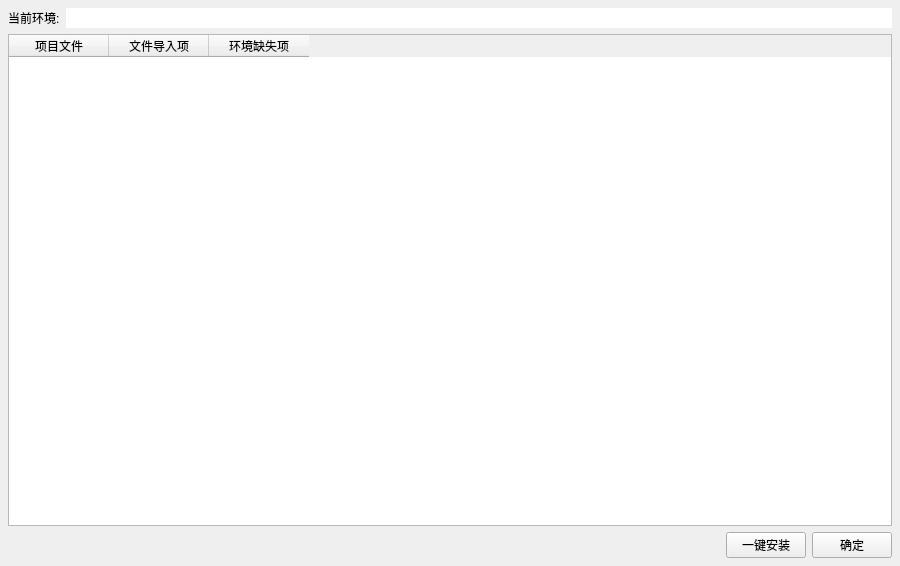
First picture: the form in ui/imports_check.ui, repository hrpzcf/AwesomePyKit, before the edit.
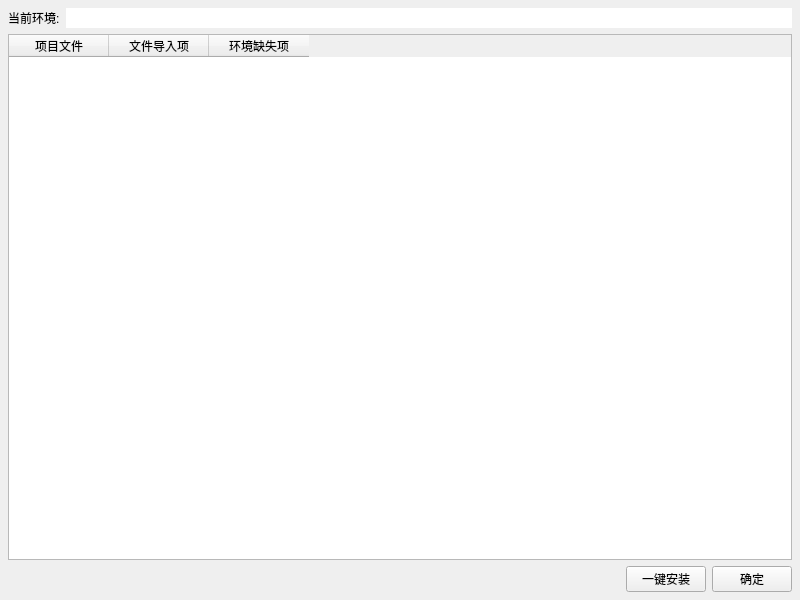
Second picture: the form after the edit.

Commit message: 环境检查窗口、包下载器窗口、包下载状态窗口的 ui 文件中窗口类型改为 QMainWindow

Diff of the .ui file:
```diff
--- a/ui/imports_check.ui
+++ b/ui/imports_check.ui
@@ -1,7 +1,7 @@
 <?xml version="1.0" encoding="UTF-8"?>
 <ui version="4.0">
  <class>imports_check</class>
- <widget class="QWidget" name="imports_check">
+ <widget class="QMainWindow" name="imports_check">
   <property name="windowModality">
    <enum>Qt::ApplicationModal</enum>
   </property>
@@ -9,19 +9,23 @@
    <rect>
     <x>0</x>
     <y>0</y>
-    <width>900</width>
-    <height>566</height>
+    <width>800</width>
+    <height>600</height>
    </rect>
   </property>
+  <property name="windowTitle">
+   <string>环境检查</string>
+  </property>
+  <widget class="QWidget" name="centralwidget">
   <property name="font">
    <font>
     <family>Microsoft YaHei UI</family>
    </font>
   </property>
-  <property name="windowTitle">
-   <string>导入项检查</string>
-  </property>
-  <layout class="QHBoxLayout" name="horizontalLayout_3">
+   <property name="contextMenuPolicy">
+    <enum>Qt::NoContextMenu</enum>
+   </property>
+   <layout class="QVBoxLayout" name="verticalLayout_3">
    <property name="leftMargin">
     <number>8</number>
    </property>
@@ -133,6 +137,7 @@
     </layout>
    </item>
   </layout>
+  </widget>
  </widget>
  <resources/>
  <connections/>
```
Left out of the diff: 2 changed lines with no effect on the pictures. Lines whose indentation alone changed are shown as unchanged. The commit also changes 2 other files.
